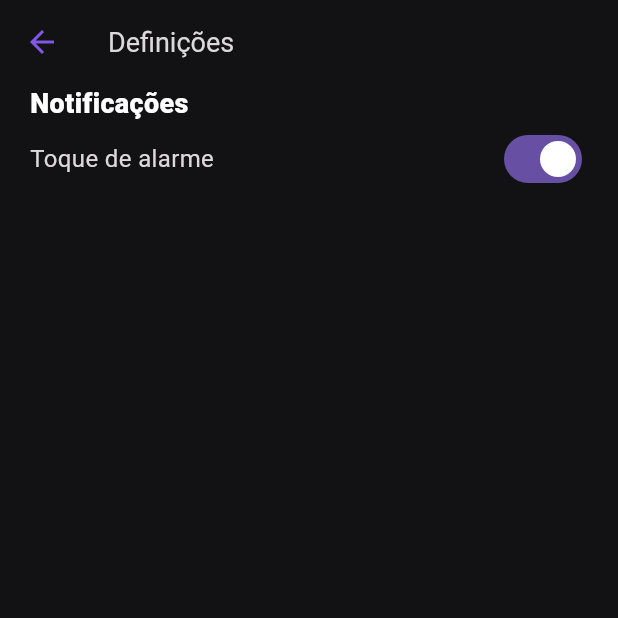
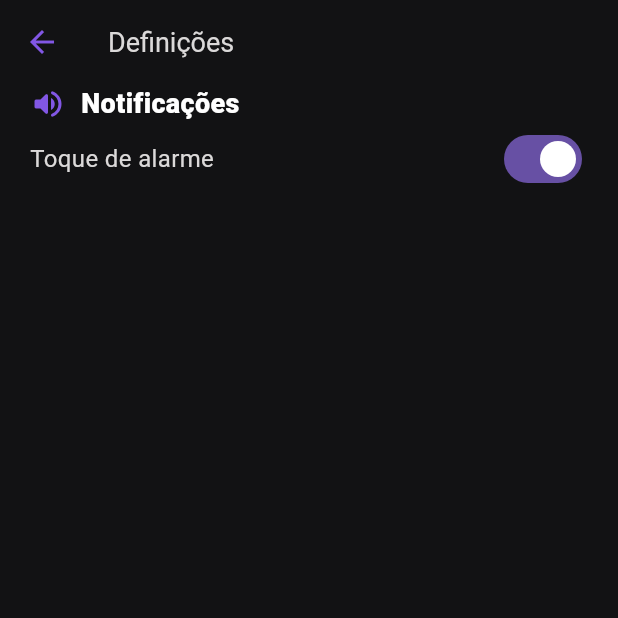
Before and after one commit to josedeneto/todo_app, a Flutter app: the SettingsPage screen opened by its route, on a phone screen of 412 x 824 dp, the top half of it. Run offline on Flutter 3.47's test engine with Material 2 defaults, Android fonts, the phone set to English and light mode, and no system bars.

```diff
--- a/lib/app/app_todo.dart
+++ b/lib/app/app_todo.dart
@@ -23,7 +23,7 @@ class AppTodo extends StatelessWidget {
           body: HomePage(),
         ),
         theme: AppTheme.theme,
-        initialRoute: '/settings',
+        initialRoute: '/home',
         routes: {
           '/home': (context) => const HomePage(),
           '/add_todo': (context) => const AddTodoPage(),
--- a/lib/app/model/todo_model.dart
+++ b/lib/app/model/todo_model.dart
@@ -1,10 +1,8 @@
 class TodoModel {
   String title;
-  DateTime dataTime;
-  DateTime time;
+  String dataTime;
   TodoModel({
     required this.title,
     required this.dataTime,
-    required this.time,
   });
 }
--- a/lib/app/views/home/home_page.dart
+++ b/lib/app/views/home/home_page.dart
@@ -140,6 +140,7 @@ class _HomePageState extends State<HomePage> {
                         title: Text(
                           todos[index],
                         ),
+
                       ),
                     ),
                   ),
--- a/lib/app/views/settings/settings.page.dart
+++ b/lib/app/views/settings/settings.page.dart
@@ -1,3 +1,4 @@
+import 'package:app_todo/app/utils/colors/app_color.dart';
 import 'package:app_todo/app/utils/style/app_typography.dart';
 import 'package:app_todo/app/utils/widgets/app_bar_widget.dart';
 import 'package:flutter/material.dart';
@@ -24,9 +25,18 @@ class _SettingsPageState extends State<SettingsPage> {
         child: Column(
           crossAxisAlignment: CrossAxisAlignment.start,
           children: [
-            Text(
-              'Notificações',
-              style: AppTypography.boldText,
+            Row(
+              children: [
+                const Icon(
+                  Icons.volume_up_rounded,
+                  color: AppColor.secondary,
+                ),
+                const SizedBox(width: 10,),
+                Text(
+                  'Notificações',
+                  style: AppTypography.boldText,
+                ),
+              ],
             ),
             Row(
               mainAxisAlignment: MainAxisAlignment.spaceBetween,
```
Also changed, not shown: lib/app/views/add_todo/add_todo_page.dart (+21 -18 lines).
